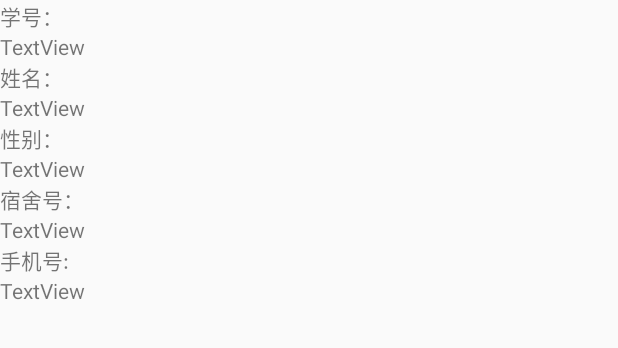
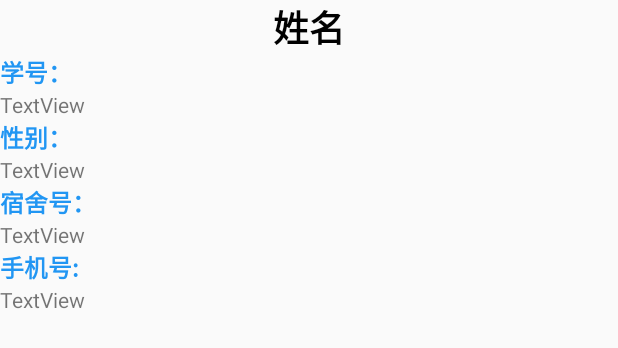
Before and after one commit to LengMingxuan/Android_finalExam, an Android app: the layout activity_detailed_userinfo.xml on its own in the app's theme, with its tools: preview values and no code run, on a phone screen of 412 x 824 dp. Shown: the top 348 px of the screen. Run offline under Robolectric (Android 15) with nearby library versions, the phone set to English and light mode, and no system bars.

Commit message:
更新了DUA界面细节，在DUA的java中添加注释

```diff
--- a/app/src/main/java/com/lyulmx/finalexam/DetailedUserinfo_Activity.java
+++ b/app/src/main/java/com/lyulmx/finalexam/DetailedUserinfo_Activity.java
@@ -2,6 +2,7 @@ package com.lyulmx.finalexam;
 
 import androidx.appcompat.app.AppCompatActivity;
 
+import android.annotation.SuppressLint;
 import android.content.Intent;
 import android.database.Cursor;
 import android.database.sqlite.SQLiteDatabase;
@@ -9,12 +10,15 @@ import android.os.Bundle;
 import android.widget.TextView;
 
 public class DetailedUserinfo_Activity extends AppCompatActivity {
+
     int EUA_itemId;
     Cursor cursor;
     SQLiteDatabase db;
     TextView stuId, stuName, stuSex, stuDprtmtNum, stuPhone;
     MyOpenHelper helper = new MyOpenHelper(this);
     String strId, strName, strSex, strDprtmtNum, strPhone;
+
+    @SuppressLint("SetTextI18n")
     @Override
     protected void onCreate(Bundle savedInstanceState) {
         super.onCreate(savedInstanceState);
@@ -25,13 +29,12 @@ public class DetailedUserinfo_Activity extends AppCompatActivity {
         stuSex = findViewById(R.id.ADU_stuSex);
         stuDprtmtNum = findViewById(R.id.ADU_stuDepartmentNum);
         stuPhone = findViewById(R.id.ADU_stuPhone);
+        //TODO: 控件链接
 
         Intent intent = this.getIntent();
         Bundle bundle = intent.getExtras();
         EUA_itemId = bundle.getInt("itemId");
-        String EUA_stuName = bundle.getString("stuname");
-        stuId.setText(""+EUA_itemId);
-
+        //TODO: 获取用户点击的itemID
 
         db = helper.getReadableDatabase();
         cursor = db.rawQuery("select * from users where _id=?", new String[]{String.valueOf(EUA_itemId)});
@@ -44,15 +47,18 @@ public class DetailedUserinfo_Activity extends AppCompatActivity {
                 strDprtmtNum = cursor.getString(cursor.getColumnIndex("StuApartment"));
             }
         }
-        stuName.setText(""+ strName);
-        stuId.setText(""+ strId);
-        stuDprtmtNum.setText(""+strDprtmtNum);
-        stuPhone.setText(""+strPhone);
-        if (strSex.equals("0")){
+        //TODO: 在数据库中查找数据并赋值给变量
+
+        stuName.setText("" + strName);
+        stuId.setText("" + strId);
+        stuDprtmtNum.setText("" + strDprtmtNum);
+        stuPhone.setText("" + strPhone);
+       if (strSex.equals("0")){
             stuSex.setText("男");
         }else{
             stuSex.setText("女");
         }
+        //TODO: 将得到的数据显示在控件上
     }
 
 }
--- a/app/src/main/java/com/lyulmx/finalexam/MainActivity.java
+++ b/app/src/main/java/com/lyulmx/finalexam/MainActivity.java
@@ -53,7 +53,6 @@ public class MainActivity extends AppCompatActivity {
         });
         //TODO: ListView 点击事件
 
-
     }
 
     @Override
--- a/app/src/main/res/layout/activity_detailed_userinfo.xml
+++ b/app/src/main/res/layout/activity_detailed_userinfo.xml
@@ -8,53 +8,94 @@
     android:orientation="vertical">
 
     <TextView
+        android:id="@+id/ADU_stuName"
+        android:layout_width="wrap_content"
+        android:layout_height="wrap_content"
+        android:layout_gravity="center"
+        android:text="姓名"
+        android:textColor="#000000"
+        android:textSize="24sp"
+        android:textStyle="bold" />
+
+    <LinearLayout
         android:layout_width="match_parent"
         android:layout_height="wrap_content"
-        android:text="@string/DetailedUserInformation" />
+        android:orientation="vertical">
+
+        <TextView
+            android:layout_width="match_parent"
+            android:layout_height="wrap_content"
+            android:text="@string/DetailedUserInformation"
+            android:textColor="#2196F3"
+            android:textSize="16sp"
+            android:textStyle="bold" />
 
         <TextView
             android:id="@+id/ADU_stuID"
             android:layout_width="match_parent"
             android:layout_height="wrap_content"
             android:text="TextView" />
+    </LinearLayout>
+
+    <LinearLayout
+        android:layout_width="match_parent"
+        android:layout_height="wrap_content"
+        android:orientation="vertical">
+
+    </LinearLayout>
+
+    <LinearLayout
+        android:layout_width="match_parent"
+        android:layout_height="wrap_content"
+        android:orientation="vertical">
 
         <TextView
             android:layout_width="match_parent"
             android:layout_height="wrap_content"
-        android:text="姓名：" />
-
-    <TextView
-        android:id="@+id/ADU_stuName"
-        android:layout_width="match_parent"
-        android:layout_height="wrap_content"
-        android:text="TextView" />
-
-    <TextView
-        android:layout_width="match_parent"
-        android:layout_height="wrap_content"
-        android:text="性别：" />
+            android:text="性别："
+            android:textColor="#2196F3"
+            android:textSize="16sp"
+            android:textStyle="bold"/>
 
         <TextView
             android:id="@+id/ADU_stuSex"
             android:layout_width="match_parent"
             android:layout_height="wrap_content"
             android:text="TextView" />
+    </LinearLayout>
+
+    <LinearLayout
+        android:layout_width="match_parent"
+        android:layout_height="wrap_content"
+        android:orientation="vertical">
 
         <TextView
             android:layout_width="match_parent"
             android:layout_height="wrap_content"
-        android:text="宿舍号：" />
+            android:text="宿舍号："
+            android:textColor="#2196F3"
+            android:textSize="16sp"
+            android:textStyle="bold"/>
 
         <TextView
             android:id="@+id/ADU_stuDepartmentNum"
             android:layout_width="match_parent"
             android:layout_height="wrap_content"
             android:text="TextView" />
+    </LinearLayout>
+
+    <LinearLayout
+        android:layout_width="match_parent"
+        android:layout_height="wrap_content"
+        android:orientation="vertical">
 
         <TextView
             android:layout_width="match_parent"
             android:layout_height="wrap_content"
-        android:text="手机号:" />
+            android:text="手机号:"
+            android:textColor="#2196F3"
+            android:textSize="16sp"
+            android:textStyle="bold"/>
 
         <TextView
             android:id="@+id/ADU_stuPhone"
@@ -62,3 +103,5 @@
             android:layout_height="wrap_content"
             android:text="TextView" />
     </LinearLayout>
+
+</LinearLayout>
```
Lines whose indentation alone changed are shown as unchanged.
